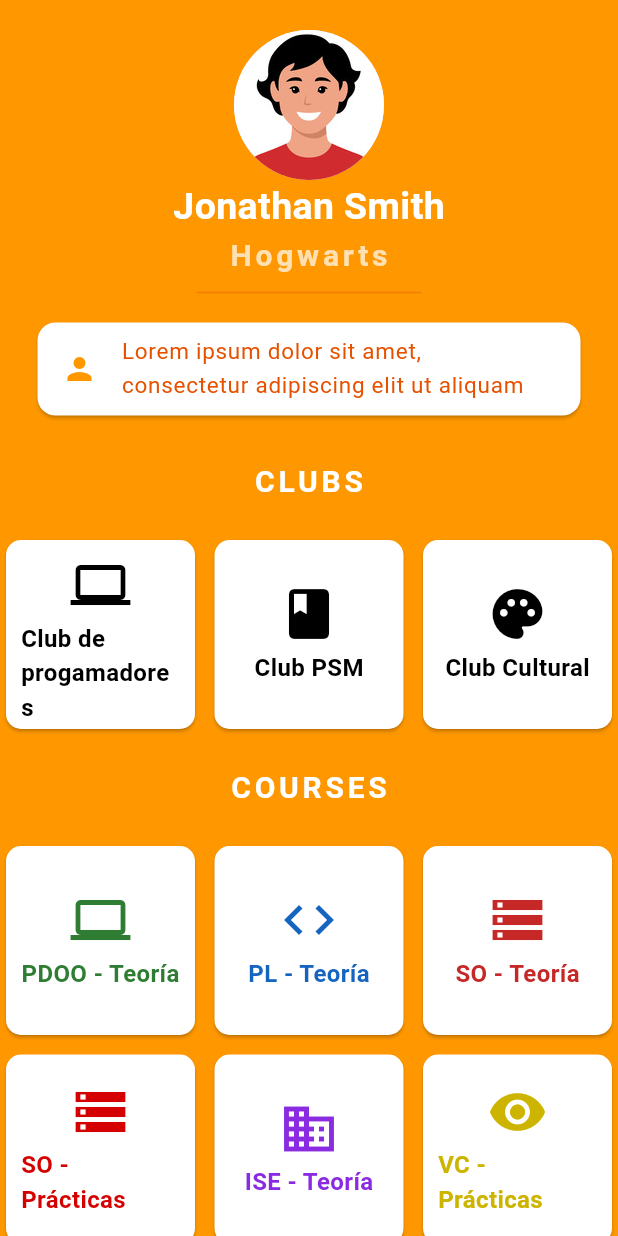
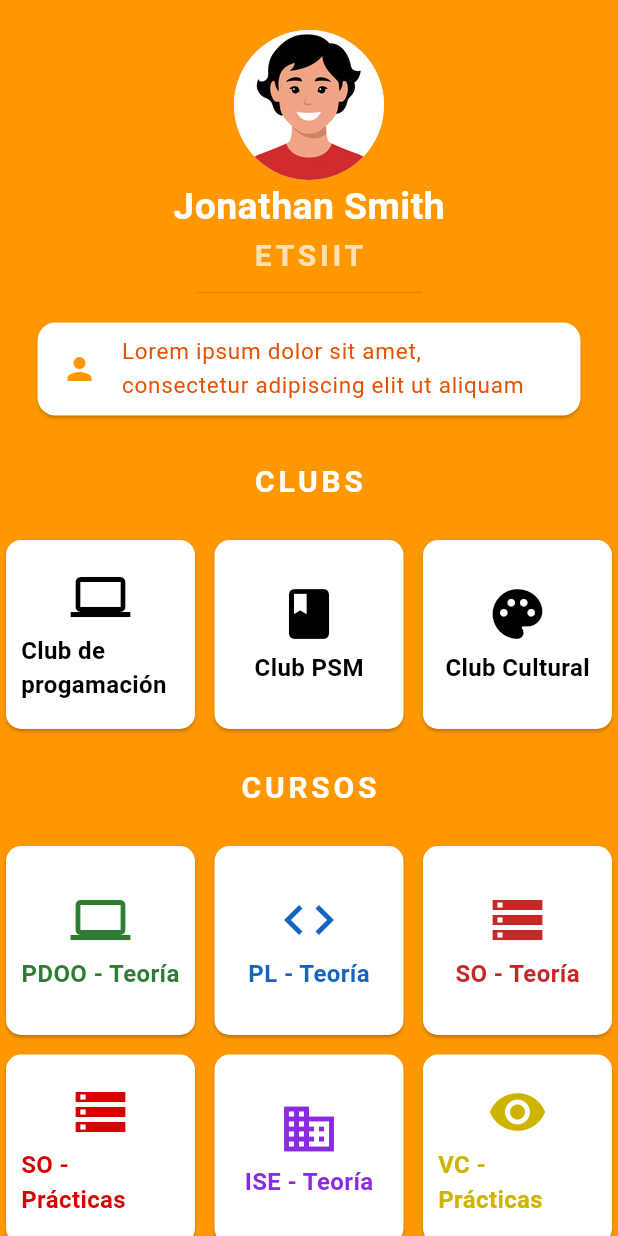
Before and after one commit to pab1s/ETSIIT-info-app, a Flutter app: the ProfilePage screen opened directly, on a phone screen of 412 x 824 dp. Run offline on Flutter 3.47's test engine with Material 3 defaults, Android fonts, the phone set to English and light mode, and no system bars; our stand-ins replace carousel_slider, flutter_map, geolocator, latlong2, pedometer, permission_handler and 2 more; missing offline and left inert: light, syncfusion_flutter_core; Roboto replaces fonts that are missing (Montserrat).

Commit message:
ajusto idioma faltante

```diff
--- a/lib/pages/profile_page.dart
+++ b/lib/pages/profile_page.dart
@@ -45,7 +45,7 @@ class ProfilePage extends StatelessWidget {
                 ),
               ),
               const Text(
-                'Hogwarts',
+                'ETSIIT',
                 style: TextStyle(
                   fontFamily: 'Montserrat',
                   fontSize: 20,
@@ -106,7 +106,7 @@ class ProfilePage extends StatelessWidget {
                     switch (index) {
                       case 0:
                         return const ClubCard(
-                            title: 'Club de progamadores',
+                            title: 'Club de progamación',
                             icon: Icons.computer,
                             color: Colors.black);
                       case 1:
@@ -127,7 +127,7 @@ class ProfilePage extends StatelessWidget {
               ),
               const SizedBox(height: 5),
               const Text(
-                'COURSES',
+                'CURSOS',
                 style: TextStyle(
                   fontFamily: 'Montserrat',
                   color: Colors.white,
```
